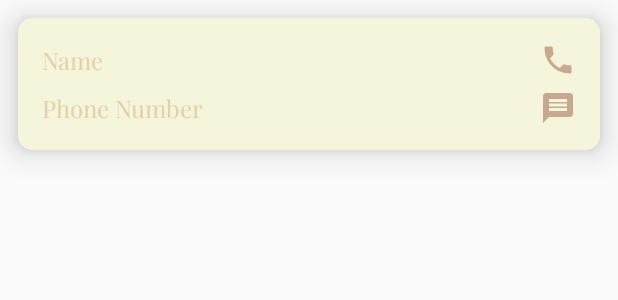
After one commit to DzhaparovBekmamat/ImageNotes.kg, an Android app: the layout note_contacts.xml on its own in the app's theme, with its tools: preview values and no code run, on a phone screen of 412 x 824 dp. The commit adds this screen. Shown: the top 300 px of the screen. Run offline under Robolectric (Android 15) with nearby library versions, the phone set to English and light mode, and no system bars.

Commit message:
Initial commit

```diff
--- a/app/build.gradle
+++ b/app/build.gradle
@@ -40,6 +40,7 @@ dependencies {
     implementation 'com.google.android.material:material:1.9.0'
     implementation 'androidx.constraintlayout:constraintlayout:2.1.4'
     implementation 'androidx.core:core-ktx:1.10.1'
+    implementation 'androidx.core:core-ktx:1.10.1'
     //Test
     testImplementation 'junit:junit:4.13.2'
     androidTestImplementation 'androidx.test.ext:junit:1.1.5'
--- a/app/src/main/AndroidManifest.xml
+++ b/app/src/main/AndroidManifest.xml
@@ -3,6 +3,7 @@
     xmlns:tools="http://schemas.android.com/tools">
 
     <uses-permission android:name="android.permission.READ_CONTACTS" />
+    <uses-permission android:name="android.permission.CALL_PHONE" />
 
     <application
         android:name=".userInterface.sharedPreferences.app.App"
@@ -10,7 +11,7 @@
         android:dataExtractionRules="@xml/data_extraction_rules"
         android:fullBackupContent="@xml/backup_rules"
         android:icon="@mipmap/ic_launcher"
-        android:label="ImageNotes.kg"
+        android:label="MultiNotes.kg"
         android:supportsRtl="true"
         android:theme="@style/Theme.MyApplication"
         tools:targetApi="31">
--- a/app/src/main/java/com/example/myapplication/userInterface/fragment/activity/MainActivity.kt
+++ b/app/src/main/java/com/example/myapplication/userInterface/fragment/activity/MainActivity.kt
@@ -40,7 +40,6 @@ class MainActivity : AppCompatActivity() {
         }
 
         initBottomView()
-        listView = findViewById(R.id.listView)
     }
 
     private fun initBottomView() {
--- /dev/null
+++ b/app/src/main/res/drawable/baseline_message_24.xml
@@ -0,0 +1,5 @@
+<vector android:autoMirrored="true" android:height="24dp"
+    android:tint="#000000" android:viewportHeight="24"
+    android:viewportWidth="24" android:width="24dp" xmlns:android="http://schemas.android.com/apk/res/android">
+    <path android:fillColor="@android:color/white" android:pathData="M20,2L4,2c-1.1,0 -1.99,0.9 -1.99,2L2,22l4,-4h14c1.1,0 2,-0.9 2,-2L22,4c0,-1.1 -0.9,-2 -2,-2zM18,14L6,14v-2h12v2zM18,11L6,11L6,9h12v2zM18,8L6,8L6,6h12v2z"/>
+</vector>
--- /dev/null
+++ b/app/src/main/res/layout/note_contacts.xml
@@ -0,0 +1,58 @@
+<?xml version="1.0" encoding="utf-8"?>
+<androidx.cardview.widget.CardView xmlns:android="http://schemas.android.com/apk/res/android"
+    xmlns:app="http://schemas.android.com/apk/res-auto"
+    xmlns:tools="http://schemas.android.com/tools"
+    android:layout_width="match_parent"
+    android:layout_height="wrap_content"
+    android:layout_margin="12dp"
+    android:background="#F5F5DC"
+    app:cardCornerRadius="10dp"
+    app:cardElevation="12dp">
+
+    <androidx.constraintlayout.widget.ConstraintLayout
+        android:layout_width="match_parent"
+        android:layout_height="wrap_content"
+        android:background="#F5F5DC"
+        android:padding="16dp">
+
+        <TextView
+            android:id="@+id/name_contacts_fragment"
+            android:layout_width="wrap_content"
+            android:layout_height="wrap_content"
+            android:fontFamily="@font/italic"
+            android:text="Name"
+            android:textColor="@color/brown"
+            android:textSize="16sp"
+            app:layout_constraintStart_toStartOf="parent"
+            app:layout_constraintTop_toTopOf="parent" />
+
+        <TextView
+            android:id="@+id/phone_contacts_fragment"
+            android:layout_width="wrap_content"
+            android:layout_height="wrap_content"
+            android:layout_marginTop="8dp"
+            android:fontFamily="@font/italic"
+            android:text="Phone Number"
+            android:textColor="@color/brown"
+            android:textSize="16sp"
+            app:layout_constraintBottom_toBottomOf="parent"
+            app:layout_constraintTop_toBottomOf="@id/name_contacts_fragment"
+            tools:ignore="MissingConstraints" />
+
+        <Button
+            android:id="@+id/btn_call"
+            android:layout_width="24dp"
+            android:layout_height="24dp"
+            android:background="@drawable/local_phone"
+            app:layout_constraintEnd_toEndOf="parent"
+            app:layout_constraintTop_toTopOf="@id/name_contacts_fragment" />
+
+        <Button
+            android:id="@+id/btn_chat"
+            android:layout_width="24dp"
+            android:layout_height="24dp"
+            android:background="@drawable/message"
+            app:layout_constraintEnd_toEndOf="parent"
+            app:layout_constraintTop_toTopOf="@id/phone_contacts_fragment" />
+    </androidx.constraintlayout.widget.ConstraintLayout>
+</androidx.cardview.widget.CardView>
--- a/build.gradle
+++ b/build.gradle
@@ -2,6 +2,6 @@
 plugins {
     id 'com.android.application' version '7.4.2' apply false
     id 'com.android.library' version '7.4.2' apply false
-    id 'org.jetbrains.kotlin.android' version '1.8.21' apply false
+    id 'org.jetbrains.kotlin.android' version '1.9.0-Beta' apply false
     id 'com.google.gms.google-services' version '4.3.15' apply false
 }
```
Also changed, not shown: app/src/main/java/com/example/myapplication/userInterface/fragment/addNote/AddNoteFragment.kt (+13 -3 lines), app/src/main/java/com/example/myapplication/userInterface/fragment/contacts/ContactsAdapter.kt (added, +50 -0 lines), app/src/main/java/com/example/myapplication/userInterface/fragment/contacts/ContactsFragment.kt (+107 -0 lines), app/src/main/java/com/example/myapplication/userInterface/fragment/contacts/ContactsModel.kt (added, +10 -0 lines), app/src/main/res/layout/fragment_contacts.xml (+14 -5 lines).
